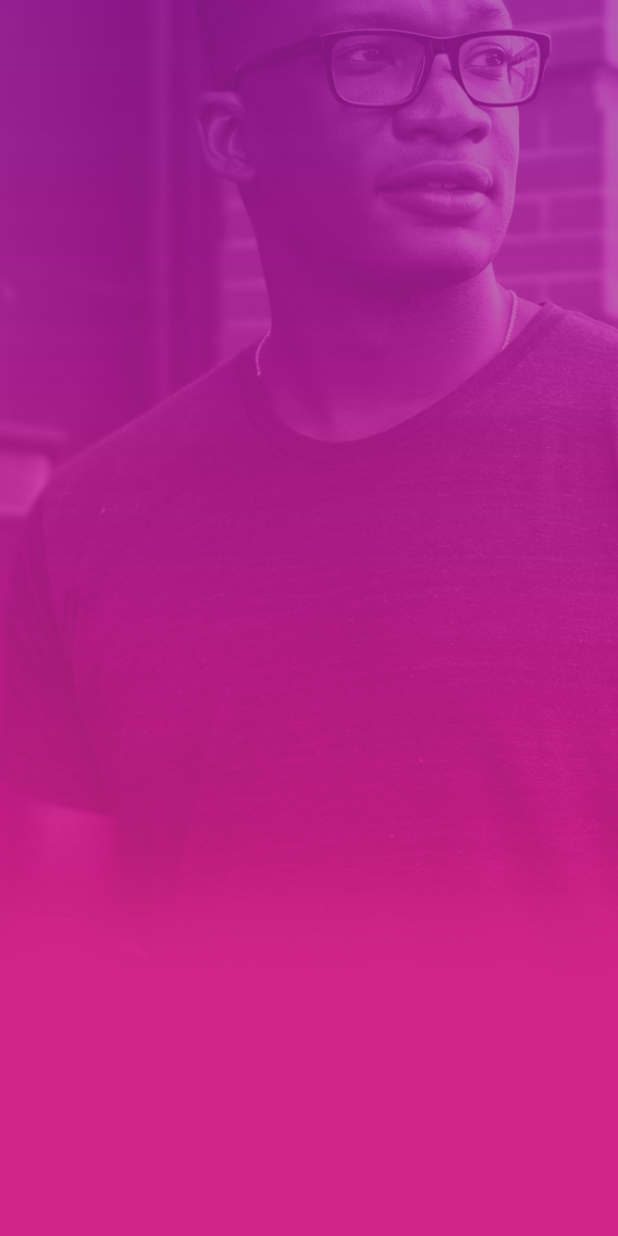
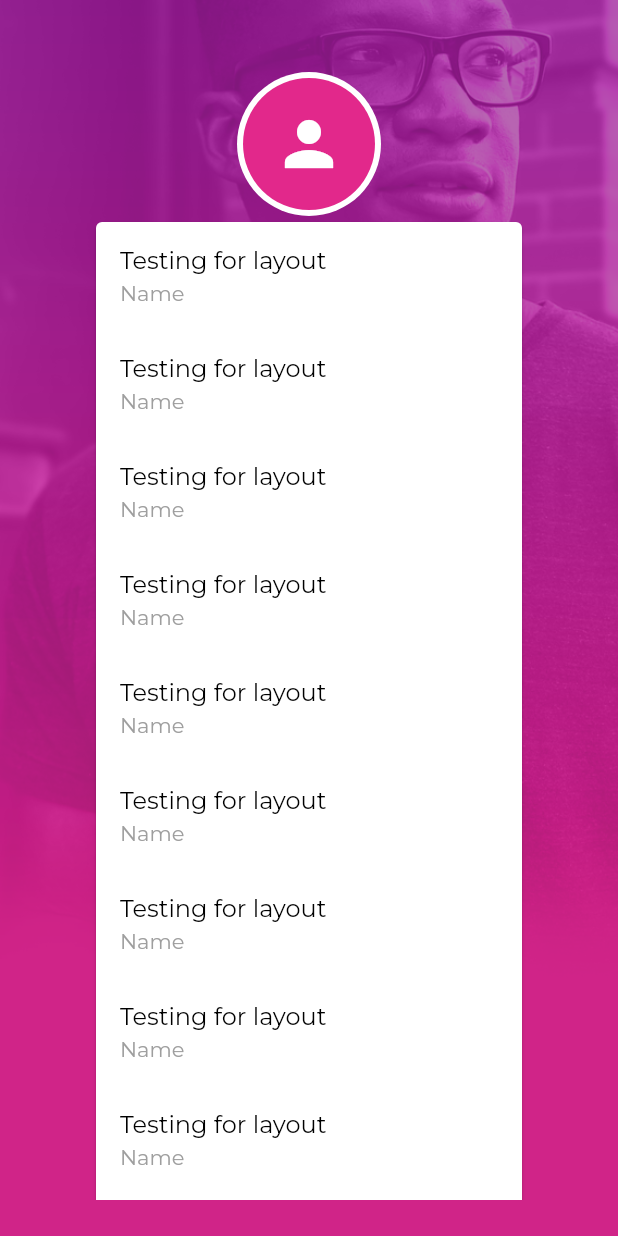
Before and after one commit to christianwico/eg-tech-exam, a Flutter app: the screen it shows after launch, on a phone screen of 412 x 824 dp. Run offline on Flutter 3.47's test engine with Material 2 defaults, Android fonts, the phone set to English and light mode, and no system bars; our stand-ins replace flutter_secure_storage, google_fonts; missing offline and left inert: flutter_appauth.

Commit message:
Create Landing page layout

```diff
--- a/lib/pages/landing/landing_page.dart
+++ b/lib/pages/landing/landing_page.dart
@@ -17,12 +17,63 @@ class LandingPage extends StatelessWidget {
           vertical: 24.0,
         ),
         width: double.maxFinite,
-        child: Column(
-          crossAxisAlignment: CrossAxisAlignment.center,
-          mainAxisSize: MainAxisSize.min,
-          children: [],
+        child: SingleChildScrollView(
+          padding: EdgeInsets.only(top: 24.0),
+          child: Column(
+            children: [
+              Stack(
+                alignment: Alignment.center,
+                children: [
+                  CircleAvatar(
+                    backgroundColor: Colors.white,
+                    radius: 48.0,
+                  ),
+                  CircleAvatar(
+                    backgroundColor: Theme.of(context).primaryColor,
+                    child: Icon(
+                      Icons.person,
+                      color: Colors.white,
+                      size: 48.0,
+                    ),
+                    radius: 44.0,
+                  ),
+                ],
+              ),
+              Card(
+                child: ListView(
+                  physics: NeverScrollableScrollPhysics(),
+                  shrinkWrap: true,
+                  children: [
+                    _buildListTile('Testing for layout', 'Name'),
+                    _buildListTile('Testing for layout', 'Name'),
+                    _buildListTile('Testing for layout', 'Name'),
+                    _buildListTile('Testing for layout', 'Name'),
+                    _buildListTile('Testing for layout', 'Name'),
+                    _buildListTile('Testing for layout', 'Name'),
+                    _buildListTile('Testing for layout', 'Name'),
+                    _buildListTile('Testing for layout', 'Name'),
+                    _buildListTile('Testing for layout', 'Name'),
+                    _buildListTile('Testing for layout', 'Name'),
+                  ],
+                ),
+              ),
+            ],
+          ),
         ),
       ),
     );
   }
+
+  Widget _buildListTile(String title, String subtitle) {
+    return ListTile(
+      title: Text(
+        title,
+        style: TextStyle(color: Colors.black),
+      ),
+      subtitle: Text(
+        subtitle,
+        style: TextStyle(color: Colors.grey),
+      ),
+    );
+  }
 }
```
